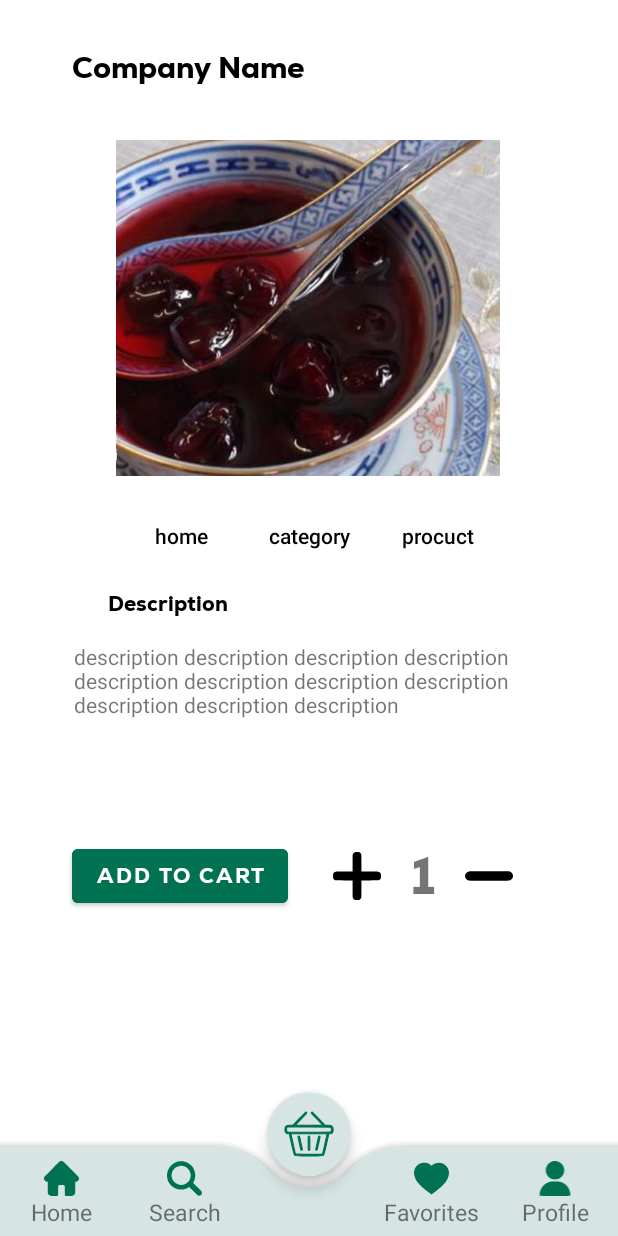
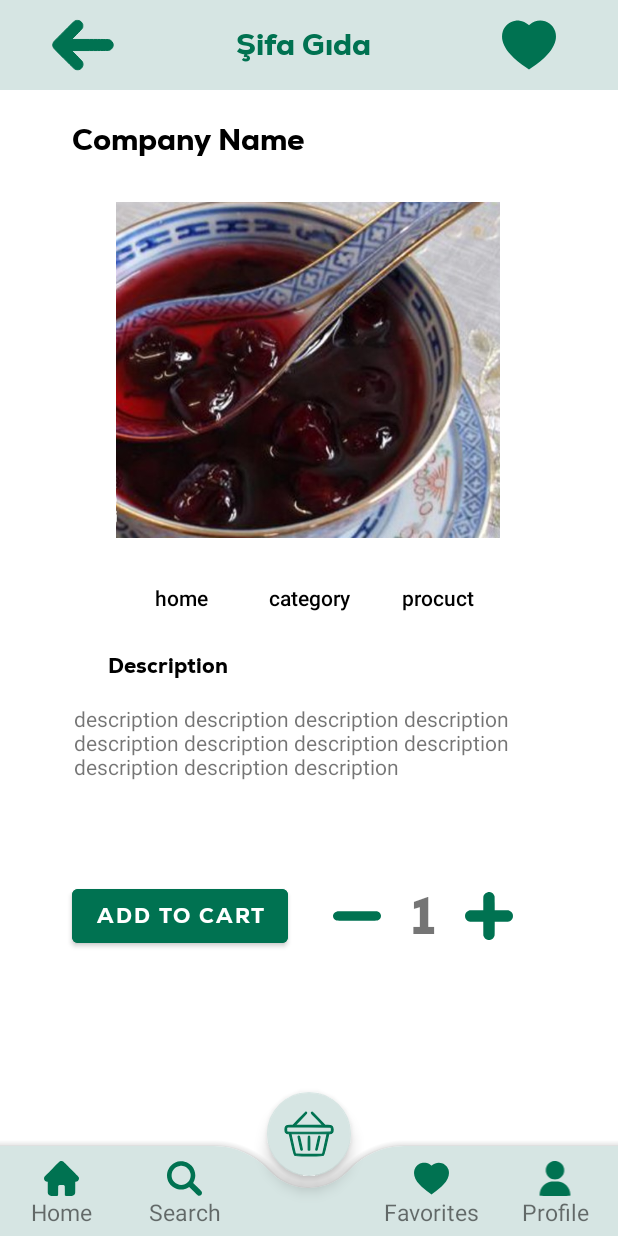
Before and after one commit to ErenGokirmak/bahceden, an Android app: the ProductActivity screen opened directly, with no data from a screen before it, on a phone screen of 412 x 824 dp. Run offline under Robolectric (Android 15) with nearby library versions, the phone set to English and light mode, and no system bars.

Commit message:
fixed product page

```diff
--- /dev/null
+++ b/app/src/main/res/drawable/ic_remove_product.xml
@@ -0,0 +1,10 @@
+<vector xmlns:android="http://schemas.android.com/apk/res/android"
+    android:width="512dp"
+    android:height="512dp"
+    android:viewportWidth="512"
+    android:viewportHeight="512">
+  <path
+      android:pathData="M43.4,207c-20.6,3 -36.6,17.5 -41.9,37.7 -6.5,24.7 9.2,51.1 35,59 5.7,1.7 15.2,1.8 219.5,1.8 204.3,-0 213.8,-0.1 219.5,-1.8 25.8,-7.9 41.5,-34.3 35,-59 -4.5,-17.3 -17,-30.5 -34.5,-36.4 -5.3,-1.7 -14.3,-1.8 -216.5,-1.9 -116,-0.1 -213.3,0.2 -216.1,0.6z"
+      android:fillColor="@color/bahceden_green"
+      android:strokeColor="#00000000"/>
+</vector>
--- a/app/src/main/res/layout/activity_product.xml
+++ b/app/src/main/res/layout/activity_product.xml
@@ -6,6 +6,47 @@
     android:layout_height="match_parent"
     tools:context=".ProductActivity">
 
+
+    <LinearLayout
+        android:id="@+id/topBarProducerProfile"
+        android:layout_width="match_parent"
+        android:layout_height="60dp"
+        app:layout_constraintTop_toTopOf="parent"
+        app:layout_constraintStart_toStartOf="parent"
+        app:layout_constraintEnd_toEndOf="parent"
+        android:background="@color/bahceden_foreground"
+        android:paddingVertical="8dp"
+        android:paddingHorizontal="25dp"
+        android:orientation="horizontal">
+
+        <ImageView
+            android:layout_width="60dp"
+            android:layout_height="match_parent"
+            android:src="@drawable/ic_back"
+            app:layout_constraintBottom_toBottomOf="parent"
+            app:layout_constraintStart_toStartOf="parent"
+            app:layout_constraintTop_toTopOf="parent" />
+
+        <TextView
+            android:id="@+id/producerProfileTopBarNameText"
+            android:layout_width="wrap_content"
+            android:layout_height="match_parent"
+            android:textColor="@color/bahceden_green"
+            android:fontFamily="@font/nexa_heavy"
+            android:text="Şifa Gıda"
+            android:textSize="20sp"
+            android:gravity="center"
+            android:layout_weight="1"/>
+
+        <ImageView
+            android:id="@+id/producerProfileSettingButton"
+            android:layout_width="60dp"
+            android:layout_height="match_parent"
+            android:src="@drawable/ic_favorite"
+            app:tint="@color/bahceden_green"
+            android:layout_margin="4dp"/>
+
+    </LinearLayout>
 
     <include
         android:id="@+id/bottomBar"
@@ -60,29 +101,29 @@
 
     <TextView
         android:id="@+id/companyNameDisplay"
-        android:layout_width="174dp"
+        android:layout_width="180dp"
         android:layout_height="33dp"
-        android:layout_marginTop="32dp"
+        android:layout_marginTop="80dp"
         android:fontFamily="@font/nexa_heavy"
         android:text="Company Name"
         android:textColor="@color/black"
         android:textSize="20sp"
         app:layout_constraintEnd_toEndOf="parent"
-        app:layout_constraintHorizontal_bias="0.202"
+        app:layout_constraintHorizontal_bias="0.206"
         app:layout_constraintStart_toStartOf="parent"
         app:layout_constraintTop_toTopOf="parent" />
+
 
     <ImageView
         android:id="@+id/productImage"
         android:layout_width="256dp"
         android:layout_height="256dp"
-        android:layout_marginTop="12dp"
+        android:layout_marginTop="5dp"
         app:layout_constraintEnd_toEndOf="parent"
         app:layout_constraintHorizontal_bias="0.496"
         app:layout_constraintStart_toStartOf="parent"
         app:layout_constraintTop_toBottomOf="@+id/companyNameDisplay"
         app:srcCompat="@drawable/jam" />
-
 
     <TextView
         android:id="@+id/descriptionTitle"
@@ -110,7 +151,7 @@
         android:layout_width="wrap_content"
         android:layout_height="49dp"
         android:layout_marginStart="28dp"
-        android:layout_marginTop="16dp"
+        android:layout_marginTop="1dp"
         android:gravity="center"
         android:orientation="horizontal"
         app:layout_constraintStart_toStartOf="parent"
@@ -132,7 +173,7 @@
             android:layout_width="32dp"
             android:layout_height="32dp"
             android:layout_marginHorizontal="10dp"
-            app:srcCompat="@drawable/plus" />
+            app:srcCompat="@drawable/ic_remove_product" />
 
         <TextView
             android:id="@+id/itemCountDisplay"
@@ -149,7 +190,8 @@
             android:layout_width="32dp"
             android:layout_height="32dp"
             android:layout_marginHorizontal="10dp"
-            app:srcCompat="@drawable/minus" />
+            app:srcCompat="@drawable/ic_add_product" />
+
     </LinearLayout>
 
 
```
